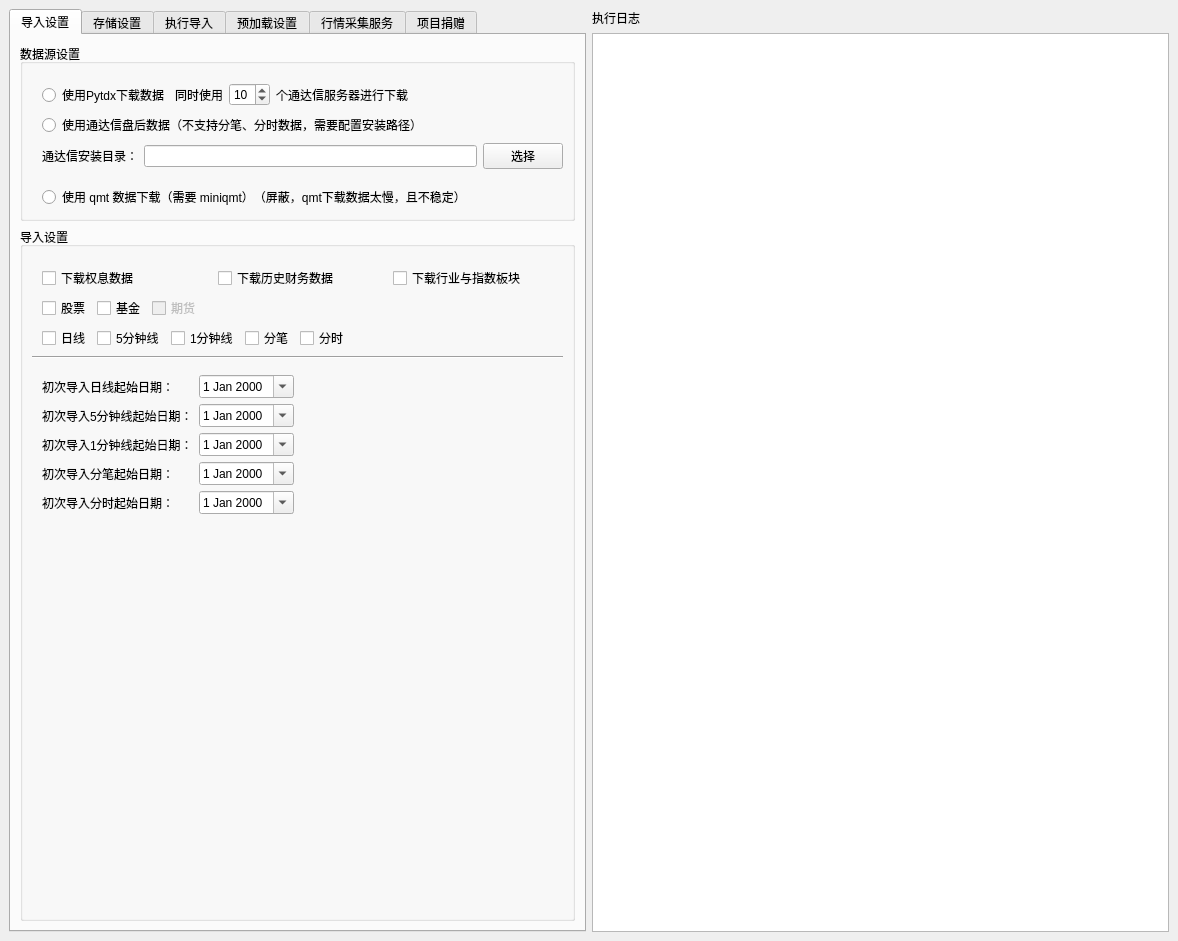
Old version of the form hikyuu/gui/data/MainWindow.ui in the repository fasiondog/hikyuu.
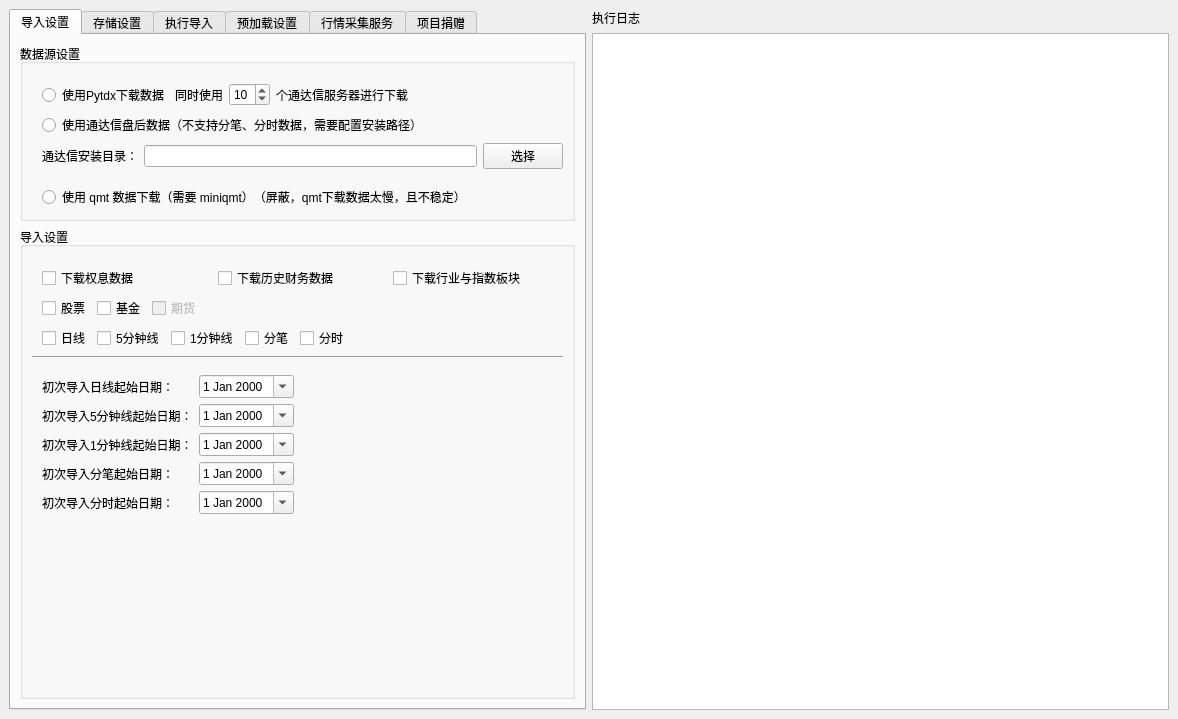
New version of the form. The open tabs and pages were chosen to show the change. Icons and pictures are not drawn.

Commit message: 调整 HikyuuTdx 窗口大小

Patch:
```diff
--- a/hikyuu/gui/data/MainWindow.ui
+++ b/hikyuu/gui/data/MainWindow.ui
@@ -7,7 +7,7 @@
     <x>0</x>
     <y>0</y>
     <width>1178</width>
-    <height>941</height>
+    <height>719</height>
    </rect>
   </property>
   <property name="windowTitle">
```
Left out of the diff: 10 changed lines with no effect on the pictures. The commit also changes 1 other file.
